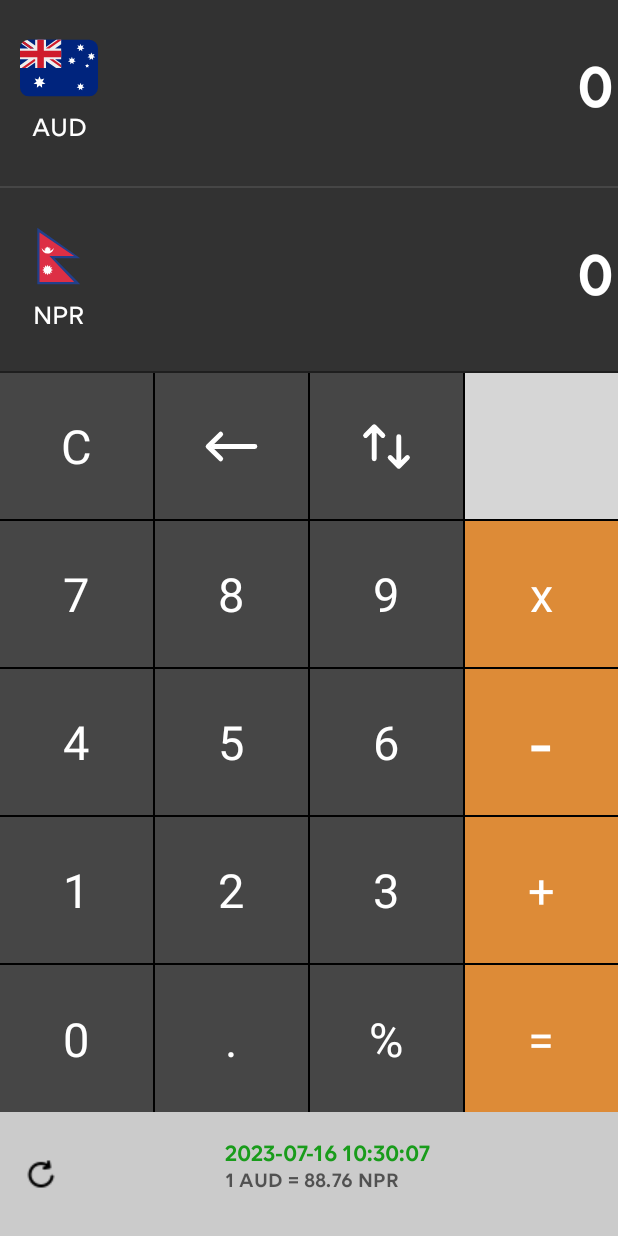
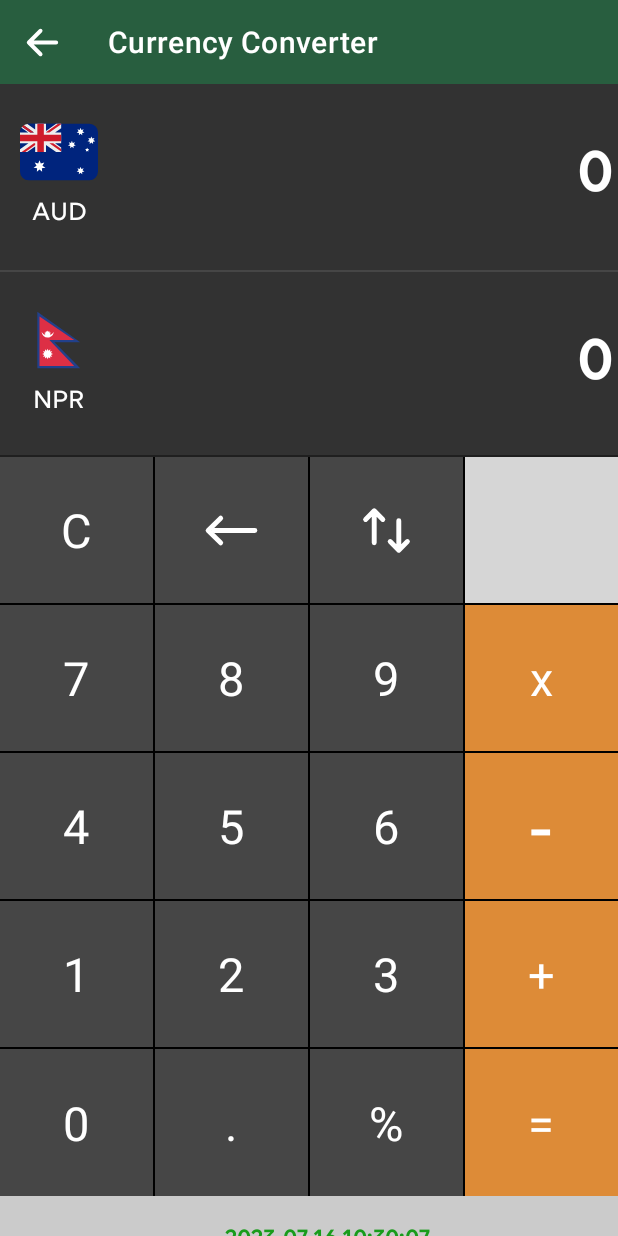
Before and after one commit to gaurav822/Budget-Planner, an Android app: the CurrencyConvertActivity screen opened directly, with no data from a screen before it, on a phone screen of 412 x 824 dp. Run offline under Robolectric (Android 15) with nearby library versions, the phone set to English and light mode, and no system bars; our stand-ins replace sdp/ssp sizes; pictures from the network do not load; 1 statement that could not run was skipped; grey boxes are pictures that could not be loaded.

Commit message:
work in progress

```diff
--- a/app/src/main/AndroidManifest.xml
+++ b/app/src/main/AndroidManifest.xml
@@ -11,7 +11,6 @@
         android:dataExtractionRules="@xml/data_extraction_rules"
         android:fullBackupContent="@xml/backup_rules"
         android:hardwareAccelerated="true"
-        android:icon="@mipmap/ic_launcher"
         android:label="@string/app_name"
         android:supportsRtl="true"
         android:theme="@style/Theme.BudgetPlanner"
--- a/app/src/main/java/com/gaurav/budgetplanner/features/converter/Activities/CurrencyConvertActivity.kt
+++ b/app/src/main/java/com/gaurav/budgetplanner/features/converter/Activities/CurrencyConvertActivity.kt
@@ -3,6 +3,7 @@ package com.gaurav.budgetplanner.features.converter.Activities
 import android.app.Activity
 import android.content.Intent
 import android.os.Bundle
+import android.view.View
 import androidx.activity.result.contract.ActivityResultContracts
 import com.gaurav.budgetplanner.features.converter.ViewModel.CountryViewModel
 import com.gaurav.budgetplanner.Views.Activity.BaseActivity
@@ -11,6 +12,7 @@ import java.text.NumberFormat
 import java.util.*
 import androidx.activity.viewModels
 import com.bumptech.glide.Glide
+import com.gaurav.budgetplanner.R
 import com.gaurav.budgetplanner.Utils.Utils
 import com.gaurav.budgetplanner.Views.Components.IconMapper
 import com.gaurav.budgetplanner.features.Onboarding.presentation.Views.Activities.CurrencySelectActivity
@@ -38,6 +40,7 @@ class CurrencyConvertActivity : BaseActivity() {
     }
 
     private fun init(){
+        setSupportActionBar(binding.toolbar)
         fromCurrency = CurrencyModel(currencySymbol = "$", currencyCode = "AUD", countryFlag = "")
         toCurrency = CurrencyModel(currencySymbol = "Rs", currencyCode = "NPR", countryFlag = "")
         binding.tvLatestTime.text = Utils.getCurrentDateTime()
@@ -45,6 +48,11 @@ class CurrencyConvertActivity : BaseActivity() {
             tvFromData.text = "1 AUD = "
             tvToData.text = "88.76 NPR"
         }
+    }
+
+    override fun onSupportNavigateUp(): Boolean {
+        super.onBackPressed()
+        return true
     }
 
     private fun clickEvents(){
--- a/app/src/main/res/layout/activity_currency_convert.xml
+++ b/app/src/main/res/layout/activity_currency_convert.xml
@@ -7,12 +7,25 @@
     android:layout_width="match_parent"
     android:layout_height="match_parent">
 
+    <androidx.appcompat.widget.Toolbar
+        android:background="@color/dark_green_color"
+        app:title="Currency Converter"
+        app:titleTextColor="@color/white"
+        android:id="@+id/toolbar"
+        app:layout_constraintTop_toTopOf="parent"
+        app:layout_constraintStart_toStartOf="parent"
+        android:layout_width="match_parent"
+        android:layout_height="wrap_content"
+        app:navigationIcon="@drawable/icon_arrow_back">
+
+    </androidx.appcompat.widget.Toolbar>
+
     <androidx.constraintlayout.widget.ConstraintLayout
         android:id="@+id/cl_details"
         android:layout_width="match_parent"
         android:layout_height="0dp"
         app:layout_constraintStart_toStartOf="parent"
-        app:layout_constraintTop_toTopOf="parent"
+        app:layout_constraintTop_toBottomOf="@id/toolbar"
         app:layout_constraintHeight_percent="0.3">
 
         <androidx.constraintlayout.widget.ConstraintLayout
--- a/app/src/main/res/values/strings.xml
+++ b/app/src/main/res/values/strings.xml
@@ -30,4 +30,5 @@
     <string name="rate_the_app">Rate the app</string>
     <string name="converter">Converter</string>
     <string name="select_currency">Select Currency</string>
+    <string name="currency_converter">Currency Converter</string>
 </resources>
--- a/app/src/main/res/values/styles.xml
+++ b/app/src/main/res/values/styles.xml
@@ -16,6 +16,7 @@
         <item name="android:statusBarColor">@color/dark_green_color</item>
         <item name="android:windowAnimationStyle">@style/ActivityAnim</item>
         <item name="android:windowBackground">@color/darkBackground</item>
+        <item name="android:windowIsTranslucent">true</item>
         <!-- Customize your theme here. -->
     </style>
 
```
Also changed, not shown: app/src/main/java/com/gaurav/budgetplanner/Views/HomeScreenActivity.kt (+9 -11 lines).
